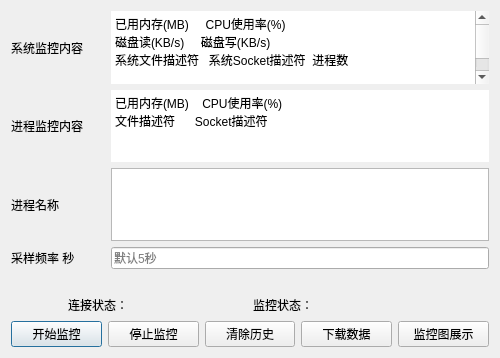
First picture: the form in UI/resource_monitor_dlg.ui, repository xingqi-git/OneClick, before the edit.
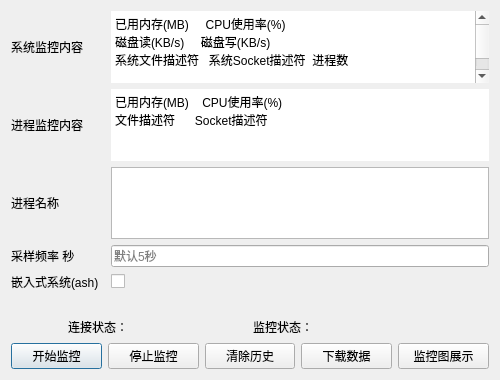
Second picture: the form after the edit.

The edit to the form file:
```diff
--- a/UI/resource_monitor_dlg.ui
+++ b/UI/resource_monitor_dlg.ui
@@ -7,7 +7,7 @@
     <x>0</x>
     <y>0</y>
     <width>500</width>
-    <height>358</height>
+    <height>380</height>
    </rect>
   </property>
   <property name="windowTitle">
@@ -15,7 +15,7 @@
   </property>
   <layout class="QVBoxLayout" name="verticalLayout">
    <item>
-    <layout class="QGridLayout" name="gridLayout" rowstretch="0,0,0,0" columnstretch="1,4">
+    <layout class="QGridLayout" name="gridLayout" rowstretch="0,0,0,0,0" columnstretch="1,4">
      <property name="sizeConstraint">
       <enum>QLayout::SetDefaultConstraint</enum>
      </property>
@@ -103,6 +103,20 @@
        </property>
       </widget>
      </item>
+     <item row="4" column="0">
+      <widget class="QLabel" name="embedded_label">
+       <property name="text">
+        <string>嵌入式系统(ash)</string>
+       </property>
+      </widget>
+     </item>
+     <item row="4" column="1">
+      <widget class="QCheckBox" name="embedded_checkBox">
+       <property name="text">
+        <string/>
+       </property>
+      </widget>
+     </item>
     </layout>
    </item>
    <item>
```
Left out of the diff: 3 changed lines with no effect on the pictures. Lines whose indentation alone changed are shown as unchanged.
